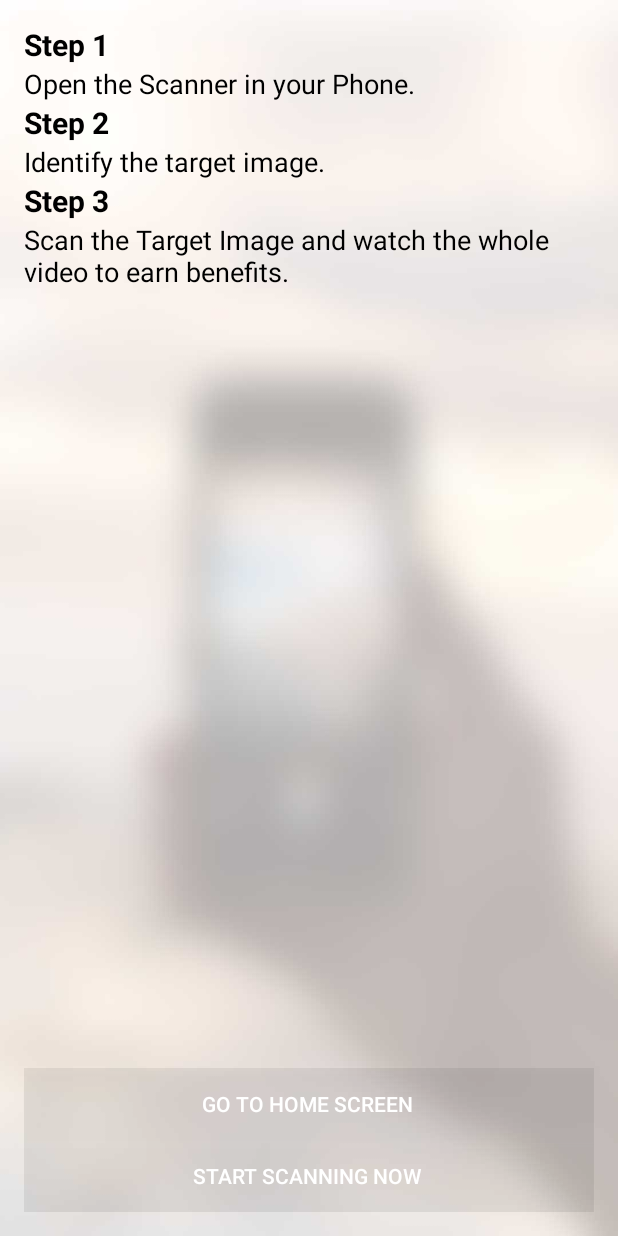
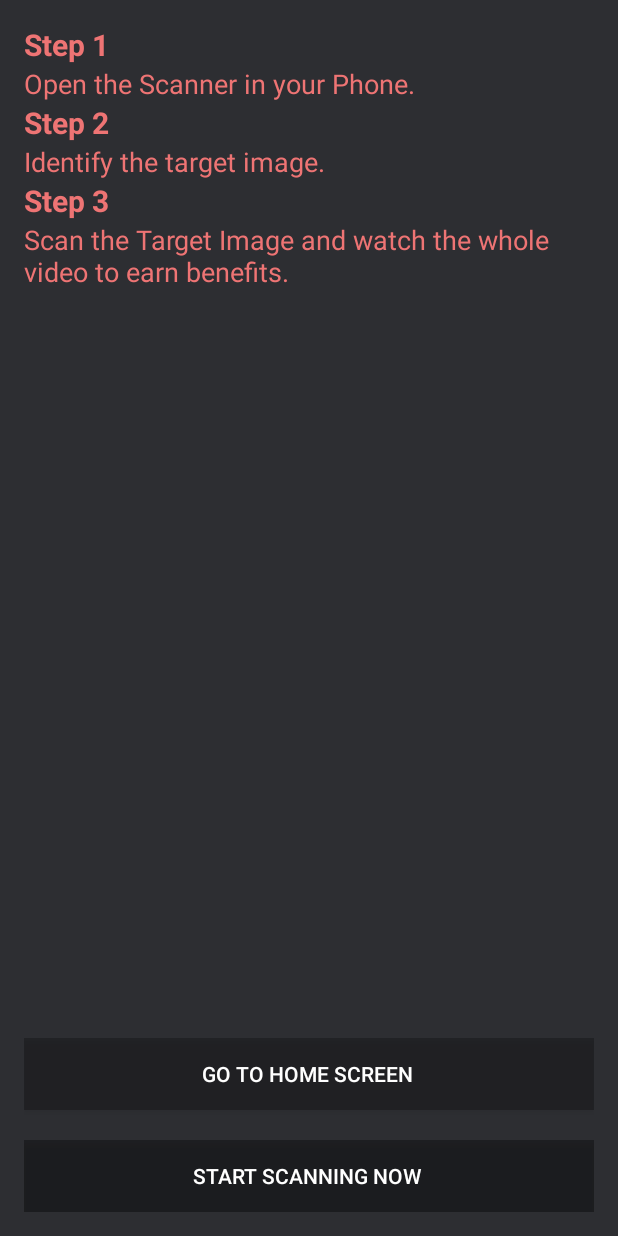
Before and after one commit to CodersForLife/IgnitAR, an Android app: the ScannerActivity screen opened directly, with no data from a screen before it, on a phone screen of 412 x 824 dp. Run offline under Robolectric (Android 15) with nearby library versions, the phone set to English and light mode, and no system bars; libraries missing offline, so code that uses them is left out: com.facebook.

Commit message:
layout added

```diff
--- a/app/src/main/java/com/vizy/ignitar/activities/HomeActivity.java
+++ b/app/src/main/java/com/vizy/ignitar/activities/HomeActivity.java
@@ -10,6 +10,7 @@ import android.support.v4.view.ViewPager;
 import android.support.v7.app.AppCompatActivity;
 import android.os.Bundle;
 import android.support.v7.widget.Toolbar;
+import android.util.Log;
 import android.view.View;
 
 import com.vizy.ignitar.R;
@@ -25,6 +26,8 @@ public class HomeActivity extends AppCompatActivity {
         setContentView(R.layout.activity_home);
         scan= (FloatingActionButton) findViewById(R.id.fab);
         initializeScreen();
+  //      Intent i=getIntent();
+//        Log.e("dd",i.getStringExtra("videoname"));
         scan.setOnClickListener(new View.OnClickListener() {
             @Override
             public void onClick(View view) {
--- a/app/src/main/java/com/vizy/ignitar/activities/SplashScreen.java
+++ b/app/src/main/java/com/vizy/ignitar/activities/SplashScreen.java
@@ -35,7 +35,7 @@ public class SplashScreen extends AppCompatActivity {
                         finish();
                     }
                     else {
-                        startActivity(new Intent(SplashScreen.this,HomeActivity.class));
+                        startActivity(new Intent(SplashScreen.this,HomeActivity.class).putExtra("videoname",""));
                         finish();
                     }
                 }
--- a/app/src/main/java/com/vizy/ignitar/video/FullscreenPlayback.java
+++ b/app/src/main/java/com/vizy/ignitar/video/FullscreenPlayback.java
@@ -164,7 +164,8 @@ public class FullscreenPlayback extends Activity implements
             if(!mMediaPlayer.isPlaying()){
                 Log.e("sr","sgr");
                 prepareForTermination();
-                startActivity(new Intent(FullscreenPlayback.this, HomeActivity.class));
+                Intent i=getIntent();
+                startActivity(new Intent(FullscreenPlayback.this, HomeActivity.class).putExtra("videoname",i.getStringExtra("videoname")));
                 finish();
             }
             else
--- a/app/src/main/java/com/vizy/ignitar/video/VideoPlayerHelper.java
+++ b/app/src/main/java/com/vizy/ignitar/video/VideoPlayerHelper.java
@@ -131,7 +131,7 @@ public class VideoPlayerHelper implements OnPreparedListener,
 
     /** Loads a movie from a file in the assets folder */
     @SuppressLint("NewApi")
-    public boolean load(String filename, MEDIA_TYPE requestedType,
+    public boolean load(String filename,String videoName, MEDIA_TYPE requestedType,
         boolean playOnTextureImmediately, int seekPosition)
     {
         // If the client requests that we should be able to play ON_TEXTURE,
@@ -209,6 +209,7 @@ public class VideoPlayerHelper implements OnPreparedListener,
                 {
                     mPlayerHelperActivityIntent = new Intent(mParentActivity, FullscreenPlayback.class);
                     mPlayerHelperActivityIntent.setAction(Intent.ACTION_VIEW);
+                    mPlayerHelperActivityIntent.putExtra("videoname",videoName);
                     canBeFullscreen = true;
                 }
 
--- a/app/src/main/res/layout/activity_home.xml
+++ b/app/src/main/res/layout/activity_home.xml
@@ -40,7 +40,7 @@
         android:src="@drawable/ic_search_black_24dp"
         app:borderWidth="0dp"
         app:elevation="6dp"
-        android:backgroundTint="@color/colorPrimary"
+        app:backgroundTint="@color/colorPrimary"
         android:layout_marginBottom="11dp"
         android:layout_marginLeft="11dp"
         android:layout_marginRight="11dp"
--- a/app/src/main/res/layout/activity_scanner.xml
+++ b/app/src/main/res/layout/activity_scanner.xml
@@ -6,7 +6,7 @@
     android:paddingBottom="@dimen/activity_vertical_margin"
     android:paddingLeft="@dimen/activity_horizontal_margin"
     android:paddingRight="@dimen/activity_horizontal_margin"
-    android:background="@drawable/background_blur"
+    android:background="@color/colorPrimary"
     android:paddingTop="@dimen/activity_vertical_margin"
     tools:context=".activities.ScannerActivity">
 
@@ -14,7 +14,7 @@
         android:layout_width="match_parent"
         android:layout_height="wrap_content"
         android:text="Step 1"
-        android:textColor="@color/black"
+        android:textColor="@color/colorText"
         android:textSize="20sp"
         android:textStyle="bold"
         android:id="@+id/textView2" />
@@ -25,7 +25,7 @@
         android:textAppearance="?android:attr/textAppearanceMedium"
         android:text="Open the Scanner in your Phone."
         android:id="@+id/textView"
-        android:textColor="@color/black"
+        android:textColor="@color/colorText"
         android:layout_below="@+id/textView2"
         android:layout_alignParentLeft="true"
         android:layout_alignParentStart="true" />
@@ -37,7 +37,7 @@
     android:layout_below="@+id/textView"
     android:layout_alignParentLeft="true"
     android:layout_alignParentStart="true"
-    android:textColor="@color/black"
+        android:textColor="@color/colorText"
     android:textSize="20sp"
     android:textStyle="bold"
     android:id="@+id/textView3" />
@@ -48,7 +48,7 @@
         android:textAppearance="?android:attr/textAppearanceMedium"
         android:text="Identify the target image."
         android:id="@+id/textView4"
-        android:textColor="@color/black"
+        android:textColor="@color/colorText"
         android:layout_below="@+id/textView3"
         android:layout_alignParentLeft="true"
         android:layout_alignParentStart="true" />
@@ -59,7 +59,7 @@
         android:layout_below="@+id/textView4"
         android:layout_alignParentLeft="true"
         android:layout_alignParentStart="true"
-        android:textColor="@color/black"
+        android:textColor="@color/colorText"
         android:textSize="20sp"
         android:textStyle="bold"
         android:id="@+id/textView5" />
@@ -69,7 +69,7 @@
         android:textAppearance="?android:attr/textAppearanceMedium"
         android:text="Scan the Target Image and watch the whole video to earn benefits."
         android:id="@+id/textView6"
-        android:textColor="@color/black"
+        android:textColor="@color/colorText"
         android:layout_below="@+id/textView5"
         android:layout_alignParentLeft="true"
         android:layout_alignParentStart="true" />
@@ -77,9 +77,10 @@
         android:id="@+id/start_scan"
         android:layout_width="match_parent"
         android:layout_height="wrap_content"
+
         android:layout_alignParentBottom="true"
         android:layout_alignParentLeft="true"
-        android:background="#11000000"
+        android:background="#55000000"
         android:textColor="@color/white"
         android:layout_alignParentStart="true"
         android:text="Start scanning now " />
@@ -88,7 +89,8 @@
         android:layout_alignParentStart="true"
         android:layout_width="match_parent"
         android:id="@+id/home"
-        android:background="#11000000"
+        android:layout_marginBottom="20dp"
+        android:background="#44000000"
         android:textColor="@color/white"
         android:text="Go to home screen "
         android:layout_above="@+id/start_scan"
--- a/app/src/main/res/layout/activity_sign_in.xml
+++ b/app/src/main/res/layout/activity_sign_in.xml
@@ -6,7 +6,7 @@
     android:layout_height="match_parent"
     android:orientation="vertical"
     android:weightSum="7"
-    android:background="@drawable/background_blur"
+    android:background="@color/colorPrimary"
     tools:context="com.vizy.ignitar.activities.SignIn">
     <TextView
         android:layout_width="match_parent"
@@ -24,6 +24,7 @@
         android:fontFamily="sans-serif-thin"
         android:textStyle="bold"
         android:textSize="20sp"
+        android:textColor="@color/colorText"
         android:gravity="center_horizontal"
         android:text="Igniting the objects around you"
         android:layout_height="wrap_content" />
@@ -56,6 +57,7 @@
     <TextView
         android:layout_width="match_parent"
         android:layout_marginTop="30dp"
+        android:textColor="@color/white"
         android:textStyle="bold"
         android:gravity="center"
         android:layout_marginBottom="30dp"
@@ -66,7 +68,7 @@
             android:id="@+id/mobile_number_login"
             android:layout_width="match_parent"
             android:fontFamily="sans-serif"
-            android:background="#11000000"
+            android:background="#44000000"
             android:layout_height="wrap_content"
             android:textColor="@color/white"
             android:layout_gravity="center_horizontal"
--- a/app/src/main/res/values/colors.xml
+++ b/app/src/main/res/values/colors.xml
@@ -3,7 +3,7 @@
     <color name="colorPrimary">#2d2e32</color>
     <color name="colorPrimaryDark">#2f3238</color>
     <color name="colorAccent">#FF4081</color>
-
+    <color name="colorText">#ee7474</color>
     <color name="black">#000000</color>
     <color name="white">#FFFFFF</color>
     <color name="gray">#575757</color>
--- a/app/src/main/res/values/styles.xml
+++ b/app/src/main/res/values/styles.xml
@@ -40,11 +40,12 @@
     </style>
     <style name="Toolbar" parent="Widget.AppCompat.Light.ActionBar">
         <item name="android:background">@color/colorPrimary</item>
-        <item name="android:textColorPrimary">@android:color/white</item>
+        <item name="android:textColorPrimary">#c7c6c6</item>
     </style>
     <style name="Tabs" parent="Widget.AppCompat.Light.ActionBar">
         <item name="android:background">@color/colorPrimary</item>
-        <item name="android:textColorPrimary">#ee7474</item>
+        <item name="android:textColorPrimary">@color/colorText</item>
+        <item name="android:colorAccent">@color/colorText</item>
         <item name="android:textColorSecondary">#c7c6c6</item>
     </style>
 </resources>
```
Also changed, not shown: app/src/main/java/com/vizy/ignitar/app/CloudRecognition/CloudReco.java (+7 -4 lines), app/src/main/res/layout/activity_splash_screen.xml (+8 -0 lines).
